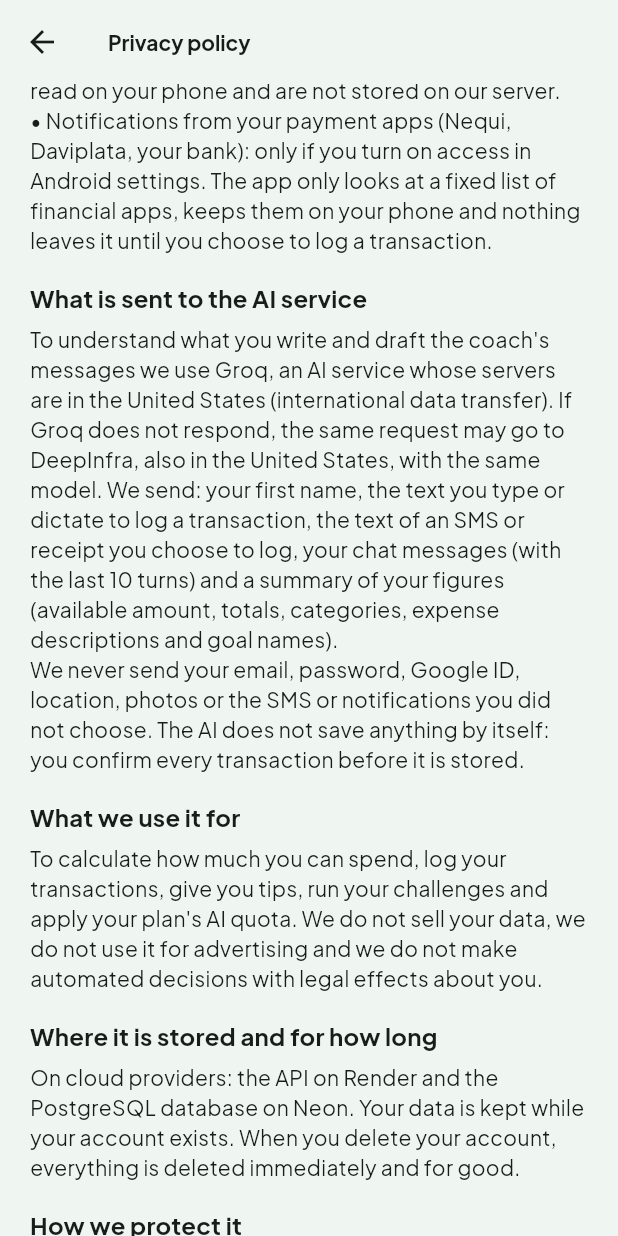
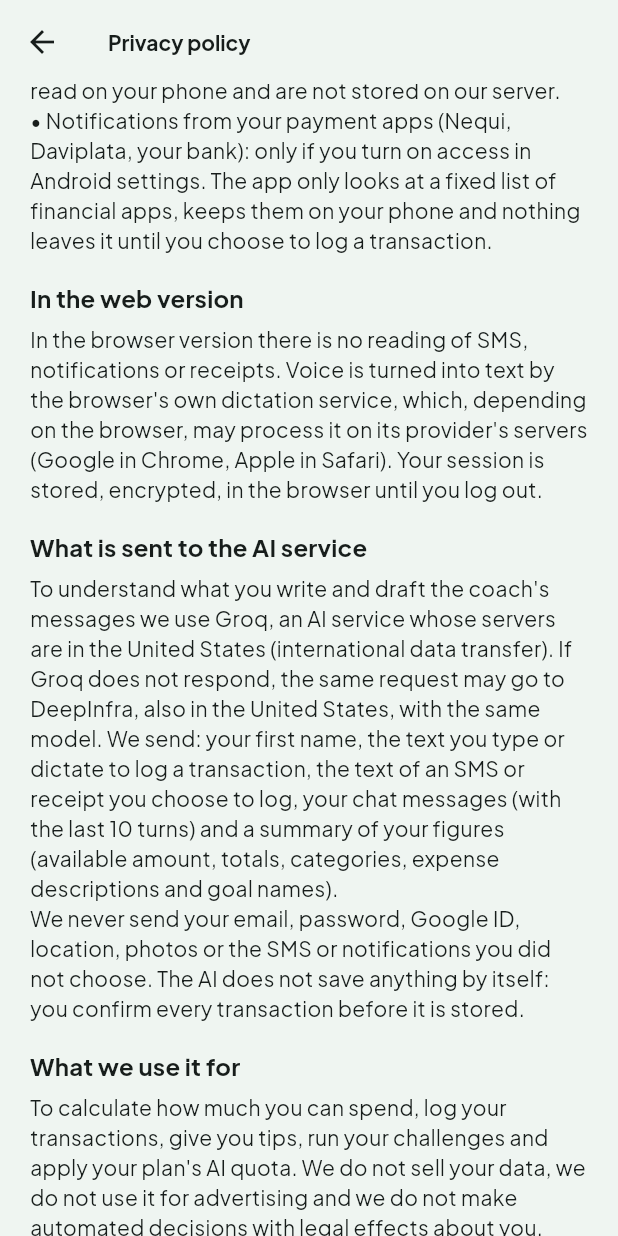
Before and after one commit to DiegoFernandoChavarroCastillo/pay_and_check, a Flutter app: the PrivacyPolicyScreen screen opened directly, scrolled down 576 dp, on a phone screen of 412 x 824 dp. Run offline on Flutter 3.47's test engine with Material 3 defaults, Android fonts, the phone set to English and light mode, and no system bars; our stand-ins replace dio, fl_chart, flutter_local_notifications, flutter_riverpod, flutter_secure_storage, flutter_timezone and 7 more; missing offline and left inert: google_mlkit_text_recognition, google_sign_in_web; accounts and stored records are empty; generated files the repository leaves out were written again; network calls fail.

Commit message:
Política de privacidad 2026-11-21: sin "proyecto académico", AWS y versión web
- Se quita "proyecto académico": Pay&Check está en fase piloto.
- Dónde se guardan los datos: API en Amazon Web Services (Render de respaldo),
  base en Neon y la web en Vercel, que no guarda datos.
- Nueva sección "En la versión web": sin SMS, notificaciones ni recibos; dictado
  del navegador; sesión cifrada en el navegador.
- Mismo texto en docs/privacidad.md y en la app (es y en). La versión sube a
  2026-11-21 en el backend y en la app: cada cuenta vuelve a aceptarla al entrar.
- docs/despliegue.md explica el orden de publicación (web, backend y APK
  juntos).

Co-Authored-By: Claude Opus 5.5 <noreply@anthropic.com>
Claude-Session: https://claude.ai/code/session_01WxqgkJxfEs6qBsuYDi1Mqn

```diff
--- a/mobile/lib/core/config/app_config.dart
+++ b/mobile/lib/core/config/app_config.dart
@@ -22,7 +22,7 @@ const String googleWebClientId = String.fromEnvironment('GOOGLE_WEB_CLIENT_ID',
 /// Versión de la política de privacidad que muestra la app. Debe ser la misma
 /// `POLITICA_VERSION` del backend (`app/core/config.py`): al cambiar el texto
 /// se suben las dos y cada cuenta la vuelve a aceptar al entrar.
-const String politicaVersion = '2026-11';
+const String politicaVersion = '2026-11-21';
 
 /// Correo para ejercer los derechos sobre los datos (Ley 1581 de 2012). Se fija
 /// con `--dart-define=PRIVACY_CONTACT=...`; si está vacío, la política remite a
--- a/mobile/lib/features/auth/privacy_policy.dart
+++ b/mobile/lib/features/auth/privacy_policy.dart
@@ -16,7 +16,7 @@ List<(String, String)> politicaDePrivacidad(String idioma) {
     return [
       (
         'Who is responsible',
-        'Pay&Check is an academic project in a pilot phase. The Pay&Check team is responsible for the processing '
+        'Pay&Check is in a pilot phase. The Pay&Check team is responsible for the processing '
             'of your personal data under Colombian Law 1581 of 2012 (habeas data) and Decree 1377 of 2013.',
       ),
       (
@@ -39,6 +39,13 @@ List<(String, String)> politicaDePrivacidad(String idioma) {
             'nothing leaves it until you choose to log a transaction.',
       ),
       (
+        'In the web version',
+        'In the browser version there is no reading of SMS, notifications or receipts. Voice is turned into text '
+            'by the browser\'s own dictation service, which, depending on the browser, may process it on its '
+            'provider\'s servers (Google in Chrome, Apple in Safari). Your session is stored, encrypted, in the '
+            'browser until you log out.',
+      ),
+      (
         'What is sent to the AI service',
         'To understand what you write and draft the coach\'s messages we use Groq, an AI service whose servers '
             'are in the United States (international data transfer). If Groq does not respond, the same request '
@@ -57,7 +64,9 @@ List<(String, String)> politicaDePrivacidad(String idioma) {
       ),
       (
         'Where it is stored and for how long',
-        'On cloud providers: the API on Render and the PostgreSQL database on Neon. Your data is kept while '
+        'On cloud providers: the API on Amazon Web Services (with Render as a backup), the PostgreSQL database '
+            'on Neon and the web version on Vercel, which only serves the app and does not store your data. Your '
+            'data is kept while '
             'your account exists. When you delete your account, everything is deleted immediately and for good.',
       ),
       (
@@ -87,7 +96,7 @@ List<(String, String)> politicaDePrivacidad(String idioma) {
   return [
     (
       'Quién es responsable',
-      'Pay&Check es un proyecto académico en fase piloto. El equipo de Pay&Check es el responsable del '
+      'Pay&Check está en fase piloto. El equipo de Pay&Check es el responsable del '
           'tratamiento de tus datos personales, conforme a la Ley 1581 de 2012 (habeas data) y al Decreto 1377 de '
           '2013.',
     ),
@@ -111,6 +120,13 @@ List<(String, String)> politicaDePrivacidad(String idioma) {
           'nada sale de él hasta que eliges registrar un movimiento.',
     ),
     (
+      'En la versión web',
+      'En la versión para el navegador no hay lectura de SMS, de notificaciones ni de recibos. La voz se convierte '
+          'en texto con el servicio de dictado del propio navegador, que según el navegador puede procesarla en los '
+          'servidores de su proveedor (Google en Chrome, Apple en Safari). Tu sesión queda guardada, cifrada, en el '
+          'navegador hasta que cierres sesión.',
+    ),
+    (
       'Qué se envía al servicio de IA',
       'Para entender lo que escribes y redactar los mensajes del coach usamos Groq, un servicio de IA con '
           'servidores en Estados Unidos (transferencia internacional de datos). Si Groq no responde, la misma '
@@ -129,7 +145,8 @@ List<(String, String)> politicaDePrivacidad(String idioma) {
     ),
     (
       'Dónde se guardan y por cuánto tiempo',
-      'En proveedores en la nube: la API en Render y la base de datos PostgreSQL en Neon. Tus datos se guardan '
+      'En proveedores en la nube: la API en Amazon Web Services (con Render como respaldo), la base de datos '
+          'PostgreSQL en Neon y la versión web en Vercel, que solo sirve la app y no guarda tus datos. Tus datos se guardan '
           'mientras tengas cuenta. Al borrar tu cuenta se elimina todo de inmediato y para siempre.',
     ),
     (
```
Also changed, not shown: 5 other files.
